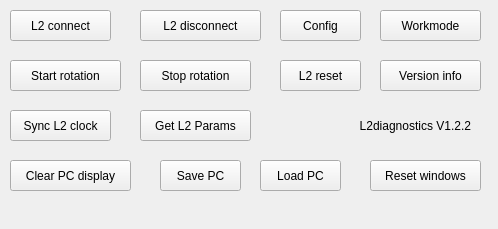
Old version of the form forms/ControlsDock.ui in the repository markgol/L2diagnostic.
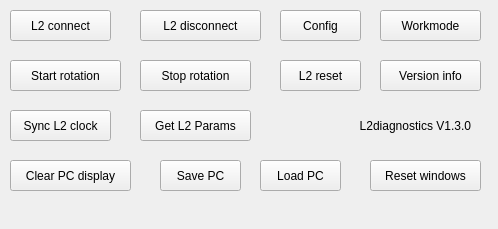
New version of the form.

The edit to the form file:
```diff
--- a/forms/ControlsDock.ui
+++ b/forms/ControlsDock.ui
@@ -206,7 +206,7 @@
      </rect>
     </property>
     <property name="text">
-     <string>L2diagnostics V1.2.2</string>
+     <string>L2diagnostics V1.3.0</string>
     </property>
     <property name="alignment">
      <set>Qt::AlignmentFlag::AlignRight|Qt::AlignmentFlag::AlignTrailing|Qt::AlignmentFlag::AlignVCenter</set>
```
